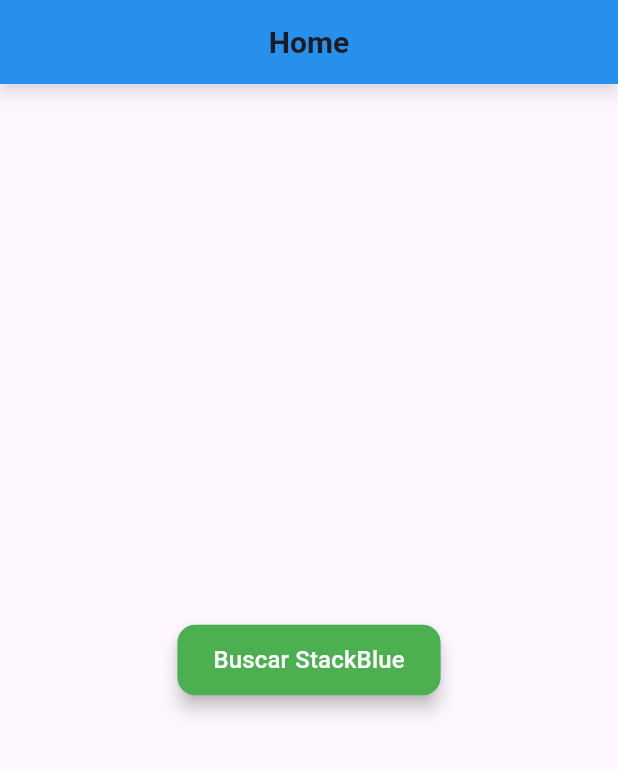
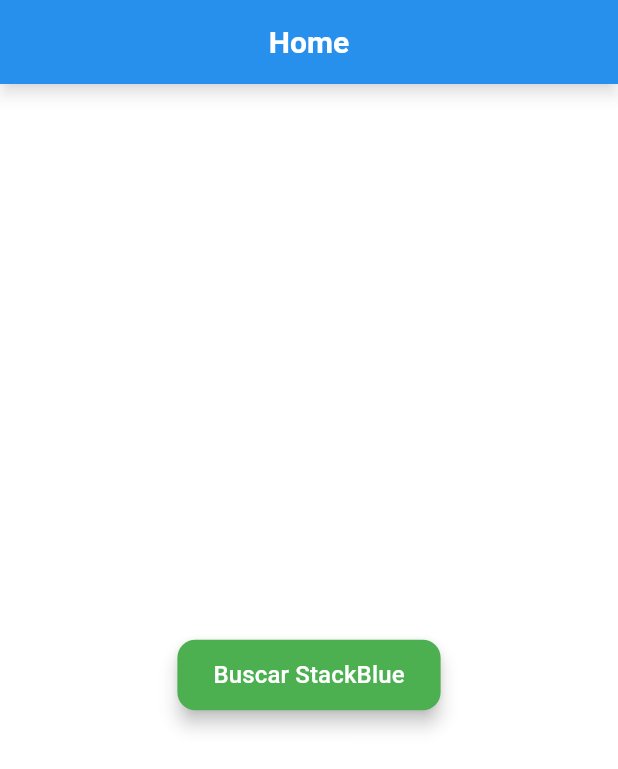
Before and after one commit to barkalez/stackblueflutter, a Flutter app: the screen it shows after launch, on a phone screen of 412 x 824 dp. Shown: the top 769 px of the screen. Run offline on Flutter 3.47's test engine with Material 3 defaults, Android fonts, the light colour scheme and no system bars; our stand-ins replace logger; missing offline and left inert: bluetooth_classic.

Commit message:
Vamos bien

```diff
--- a/lib/bluetooth/bluetooth_device.dart
+++ b/lib/bluetooth/bluetooth_device.dart
@@ -1,9 +1,36 @@
-// lib/bluetooth_device.dart
+// lib/bluetooth/bluetooth_device.dart
+/// Modelo que representa un dispositivo Bluetooth detectado o conectado en StackBlue.
+///
+/// Utilizado para almacenar información básica de dispositivos Bluetooth encontrados
+/// durante el escaneo y para gestionar la conexión con el ESP32 en el proyecto de macrofotografía.
 class BluetoothDevice {
+  /// Nombre del dispositivo (puede ser nulo si no está disponible).
   final String? name;
+
+  /// Dirección única del dispositivo (MAC address).
   final String address;
 
-  BluetoothDevice({this.name, required this.address});
+  /// Constructor constante para crear un dispositivo Bluetooth.
+  const BluetoothDevice({
+    this.name,
+    required this.address,
+  });
+
+  /// Crea un [BluetoothDevice] a partir de un mapa (por ejemplo, desde JSON o datos nativos).
+  factory BluetoothDevice.fromMap(Map<String, dynamic> map) {
+    return BluetoothDevice(
+      name: map['name'] as String?,
+      address: map['address'] as String,
+    );
+  }
+
+  /// Convierte el dispositivo a un mapa para serialización.
+  Map<String, dynamic> toMap() {
+    return {
+      'name': name,
+      'address': address,
+    };
+  }
 
   @override
   bool operator ==(Object other) =>
@@ -14,5 +41,8 @@ class BluetoothDevice {
           address == other.address;
 
   @override
-  int get hashCode => name.hashCode ^ address.hashCode;
+  int get hashCode => Object.hash(name, address);
+
+  @override
+  String toString() => 'BluetoothDevice(name: $name, address: $address)';
 }
--- /dev/null
+++ b/lib/config/app_theme.dart
@@ -0,0 +1,27 @@
+// lib/config/app_theme.dart
+import 'package:flutter/material.dart';
+
+/// Configuración del tema global para StackBlue.
+class AppTheme {
+  AppTheme._(); // Constructor privado para evitar instancias
+
+  // Tema claro de la aplicación
+  static final ThemeData lightTheme = ThemeData(
+    primarySwatch: Colors.blue,
+    scaffoldBackgroundColor: Colors.white,
+    appBarTheme: const AppBarTheme(
+      backgroundColor: Colors.blue,
+      foregroundColor: Colors.white,
+      elevation: 4,
+      shadowColor: Colors.black54,
+      titleTextStyle: TextStyle(
+        fontSize: 20,
+        fontWeight: FontWeight.bold,
+        color: Colors.white,
+      ),
+    ),
+    textTheme: const TextTheme(
+      bodyMedium: TextStyle(color: Colors.black87),
+    ),
+  );
+}
--- a/lib/main.dart
+++ b/lib/main.dart
@@ -1,18 +1,27 @@
+// lib/main.dart
 import 'package:flutter/material.dart';
-import 'screens/home_screen.dart';
+import 'package:stackblue/config/app_theme.dart';
+import 'package:stackblue/navigation/routes.dart';
 
 void main() {
-  runApp(const MainApp());
+  WidgetsFlutterBinding.ensureInitialized();
+  runApp(const StackBlueApp());
 }
 
-class MainApp extends StatelessWidget {
-  const MainApp({super.key});
+/// Aplicación principal de StackBlue para control de macrofotografía.
+///
+/// Punto de entrada que configura el tema y las rutas de navegación.
+class StackBlueApp extends StatelessWidget {
+  const StackBlueApp({super.key});
 
   @override
   Widget build(BuildContext context) {
-    return const MaterialApp(
+    return MaterialApp(
       debugShowCheckedModeBanner: false,
-      home: HomeScreen(),
+      title: 'StackBlue',
+      theme: AppTheme.lightTheme,
+      initialRoute: AppRoutes.home,
+      routes: AppRoutes.routes,
     );
   }
 }
--- /dev/null
+++ b/lib/navigation/routes.dart
@@ -0,0 +1,28 @@
+// lib/navigation/routes.dart
+import 'package:flutter/material.dart';
+import '../screens/home_screen.dart';
+import '../screens/devices_screen.dart';
+import '../screens/control_screen.dart';
+import '../bluetooth/bluetooth_service.dart';
+
+/// Rutas nombradas de la aplicación StackBlue.
+class AppRoutes {
+  AppRoutes._();
+
+  static const String home = '/';
+  static const String devices = '/devices';
+  static const String control = '/control';
+
+  /// Mapa de rutas para MaterialApp.
+  static final Map<String, WidgetBuilder> routes = {
+    home: (context) => const HomeScreen(),
+    devices: (context) => const DevicesScreen(),
+    control: (context) {
+      final args = ModalRoute.of(context)!.settings.arguments as Map<String, dynamic>;
+      return ControlScreen(
+        bluetoothService: args['bluetoothService'] as BluetoothService,
+        deviceAddress: args['deviceAddress'] as String,
+      );
+    },
+  };
+}
--- a/lib/screens/home_screen.dart
+++ b/lib/screens/home_screen.dart
@@ -1,30 +1,42 @@
+// lib/screens/home_screen.dart
 import 'package:flutter/material.dart';
 import 'package:logger/logger.dart';
 import '../widgets/custom_button.dart';
 import '../widgets/custom_appbar.dart';
-import 'devices_screen.dart';
+import '../navigation/routes.dart';
 
+/// Pantalla inicial de la aplicación StackBlue.
+///
+/// Muestra un botón para iniciar la búsqueda de dispositivos Bluetooth.
 class HomeScreen extends StatelessWidget {
   const HomeScreen({super.key});
 
+  static final _logger = Logger();
+
+  /// Navega a la pantalla de dispositivos Bluetooth.
+  void _navigateToDevicesScreen(BuildContext context) {
+    _logger.i('Buscar StackBlue button pressed');
+    Navigator.pushNamed(context, AppRoutes.devices);
+  }
+
   @override
   Widget build(BuildContext context) {
-    final logger = Logger();
-
     return Scaffold(
       appBar: const CustomAppBar(title: 'Home'),
-      body: Center(
-        child: CustomButton(
-          text: 'Buscar StackBlue',
-          color: Colors.green,
-          onPressed: () {
-            // Acción al presionar el botón
-            logger.i('Buscar StackBlue button pressed');
-            Navigator.push(
-              context,
-              MaterialPageRoute(builder: (context) => const DevicesScreen()),
-            );
-          },
+      body: Padding(
+        padding: const EdgeInsets.all(16.0),
+        child: Center(
+          child: Column(
+            mainAxisAlignment: MainAxisAlignment.center,
+            children: [
+                const SizedBox(height: 20),
+              CustomButton(
+                text: 'Buscar StackBlue',
+                color: Colors.green,
+                onPressed: () => _navigateToDevicesScreen(context),
+              ),
+            ],
+          ),
         ),
       ),
     );
--- a/lib/widgets/custom_appbar.dart
+++ b/lib/widgets/custom_appbar.dart
@@ -1,25 +1,41 @@
+// lib/widgets/custom_appbar.dart
 import 'package:flutter/material.dart';
 
+/// Una barra de aplicaciones personalizada con título centrado y estilo consistente.
 class CustomAppBar extends StatelessWidget implements PreferredSizeWidget {
   final String title;
+  final Widget? leading;
+  final List<Widget>? actions;
 
-  const CustomAppBar({required this.title, super.key});
+  const CustomAppBar({
+    super.key,
+    required this.title,
+    this.leading,
+    this.actions,
+  });
 
   @override
   Widget build(BuildContext context) {
+    final theme = Theme.of(context);
+    final appBarTheme = theme.appBarTheme;
+
     return AppBar(
-      automaticallyImplyLeading: false, // Quita la flecha de back
+      automaticallyImplyLeading: false,
+      leading: leading,
       title: Text(
         title,
-        style: const TextStyle(
-          fontSize: 20,
-          fontWeight: FontWeight.bold,
-        ),
+        style: appBarTheme.titleTextStyle ??
+            const TextStyle(
+              fontSize: 20,
+              fontWeight: FontWeight.bold,
+              color: Colors.white,
+            ),
       ),
       centerTitle: true,
-      backgroundColor: Colors.blue,
-      elevation: 4,
-      shadowColor: const Color.fromRGBO(0, 0, 0, 0.5),
+      backgroundColor: appBarTheme.backgroundColor ?? Colors.blue,
+      elevation: appBarTheme.elevation ?? 4,
+      shadowColor: appBarTheme.shadowColor ?? Colors.black54, // Corregido
+      actions: actions,
     );
   }
 
--- a/lib/widgets/custom_button.dart
+++ b/lib/widgets/custom_button.dart
@@ -1,34 +1,63 @@
+// lib/widgets/custom_button.dart
 import 'package:flutter/material.dart';
 
+/// Un botón personalizado con estilo elevado y opciones de personalización.
+///
+/// Utiliza el tema global para colores por defecto y permite ajustes específicos.
 class CustomButton extends StatelessWidget {
+  /// Texto mostrado en el botón.
   final String text;
-  final Color color;
+
+  /// Color de fondo del botón (opcional, usa el tema si no se especifica).
+  final Color? color;
+
+  /// Acción a ejecutar al presionar el botón.
   final VoidCallback onPressed;
 
+  /// Indica si el botón está habilitado (por defecto true).
+  final bool enabled;
+
+  /// Estilo opcional para el texto del botón.
+  final TextStyle? textStyle;
+
+  /// Padding opcional para el botón.
+  final EdgeInsets? padding;
+
+  /// Constructor constante para optimizar rendimiento.
   const CustomButton({
+    super.key,
     required this.text,
-    required this.color,
     required this.onPressed,
-    super.key,
+    this.color,
+    this.enabled = true,
+    this.textStyle,
+    this.padding,
   });
 
   @override
   Widget build(BuildContext context) {
+    final theme = Theme.of(context);
+    final buttonTheme = theme.elevatedButtonTheme.style;
+
     return ElevatedButton(
+      onPressed: enabled ? onPressed : null, // Null si está deshabilitado
       style: ElevatedButton.styleFrom(
-        backgroundColor: color,
+        backgroundColor: color ?? theme.primaryColor, // Usa tema si no hay color
         foregroundColor: Colors.white,
-        shadowColor: Colors.black,
+        shadowColor: theme.shadowColor,
         elevation: 5,
         shape: RoundedRectangleBorder(
           borderRadius: BorderRadius.circular(12),
         ),
-        padding: const EdgeInsets.symmetric(horizontal: 24, vertical: 12),
-      ),
-      onPressed: onPressed,
+        padding: padding ?? const EdgeInsets.symmetric(horizontal: 24, vertical: 12),
+      ).merge(buttonTheme), // Combina con el tema global si existe
       child: Text(
         text,
-        style: const TextStyle(fontSize: 16),
+        style: textStyle ??
+            const TextStyle(
+              fontSize: 16,
+              color: Colors.white,
+            ),
       ),
     );
   }
```
Also changed, not shown: lib/bluetooth/bluetooth_service.dart (added, +80 -0 lines), lib/screens/control_screen.dart (+71 -49 lines), lib/screens/devices_screen.dart (+95 -90 lines).
